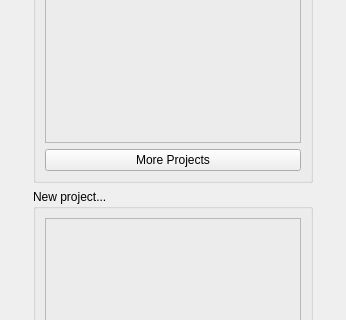
Before: the Qt Designer form startpage.ui in KDE/plasma-sdk, drawn with Qt 5; both pictures show x 0 to 346 and y 135 to 455 of the 346 by 599 pixel window.
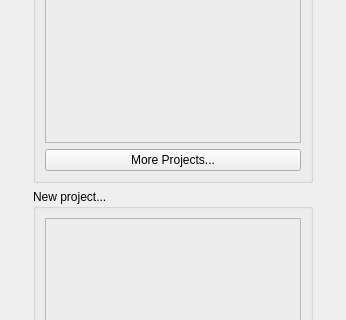
After: the same form once the commit is applied. Custom widgets are drawn as their Qt base class.

Commit message: By convention, buttons which open dialogs should end with "..."

```diff
--- a/startpage.ui
+++ b/startpage.ui
@@ -137,7 +137,7 @@
             <item row="2" column="1">
              <widget class="QPushButton" name="moreButton">
               <property name="text">
-               <string>More Projects</string>
+               <string>More Projects...</string>
               </property>
              </widget>
             </item>
```
